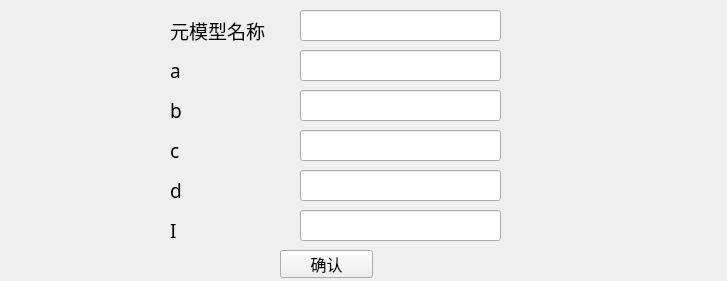
Qt form UI/argument.ui (jingxuantju/Neurondatabase) before a commit.
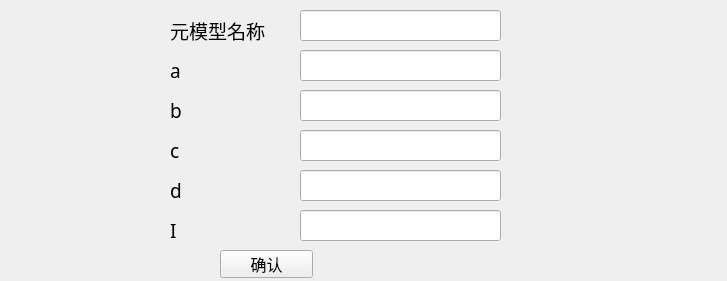
The same form after that commit.

Diff of the .ui file:
```diff
--- a/UI/argument.ui
+++ b/UI/argument.ui
@@ -190,7 +190,7 @@
   <widget class="QPushButton" name="ackButton">
    <property name="geometry">
     <rect>
-     <x>280</x>
+     <x>220</x>
      <y>250</y>
      <width>93</width>
      <height>28</height>
```
